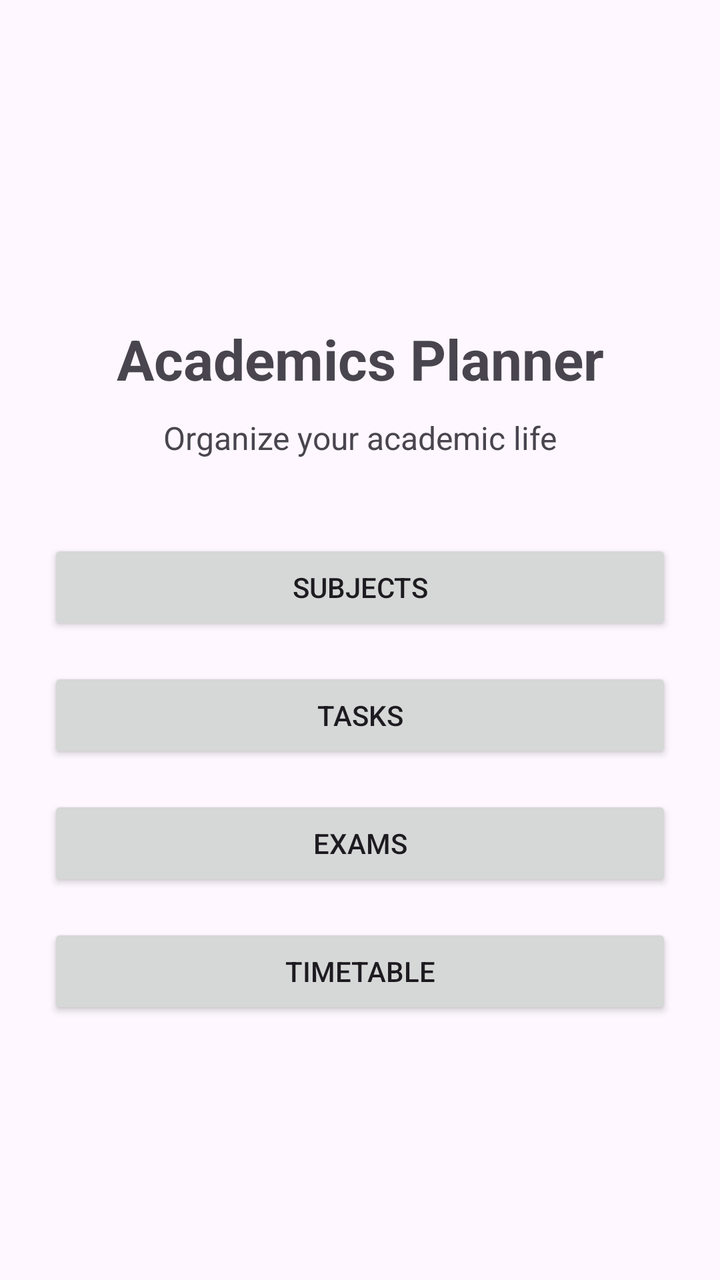
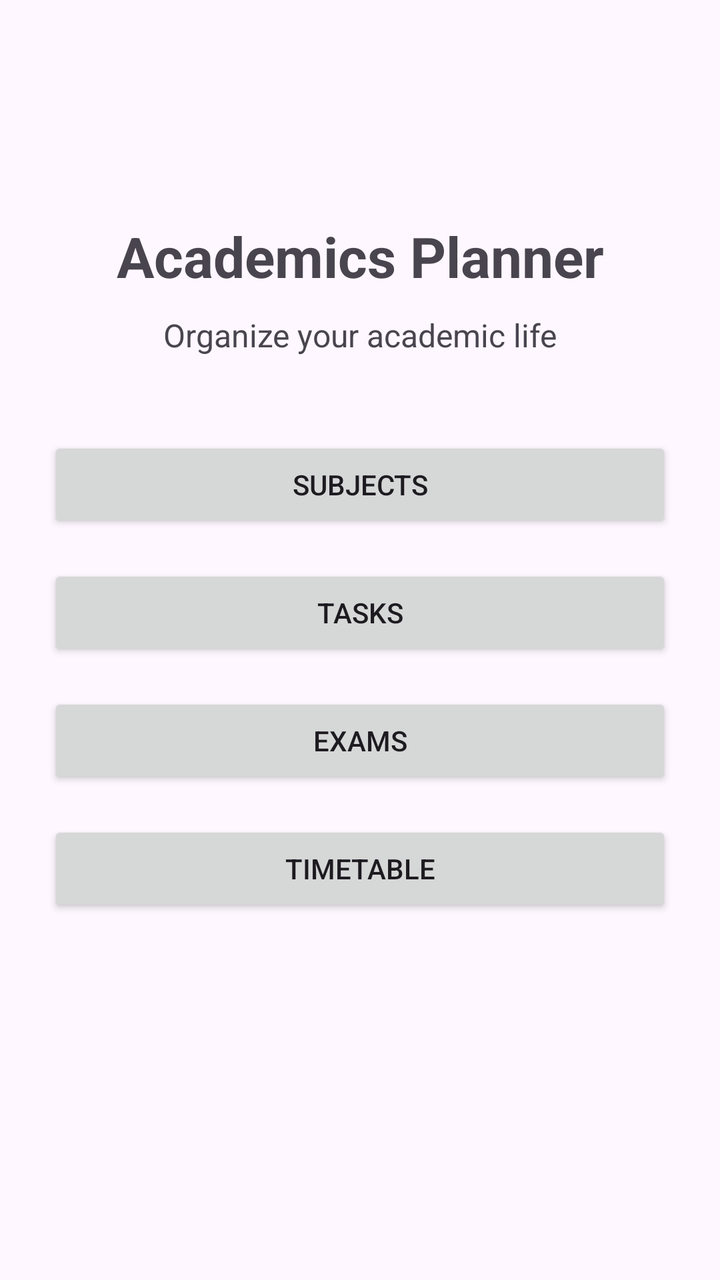

An Android layout rendered at two revisions. The XML below is the earlier revision; the diff shows what the commit changed to produce the second picture.
<!-- AndroidManifest.xml: application theme Theme.StudentPlanner2026 -->
<!-- res/layout/activity_main.xml -->
<?xml version="1.0" encoding="utf-8"?>
<androidx.constraintlayout.widget.ConstraintLayout
    xmlns:android="http://schemas.android.com/apk/res/android"
    xmlns:tools="http://schemas.android.com/tools"
    xmlns:app="http://schemas.android.com/apk/res-auto"
    android:id="@+id/main"
    android:layout_width="match_parent"
    android:layout_height="match_parent"
    tools:context=".MainActivity">
    <LinearLayout
        android:layout_width="0dp"
        android:layout_height="wrap_content"
        android:orientation="vertical"
        android:padding="24dp"
        app:layout_constraintTop_toTopOf="parent"
        app:layout_constraintBottom_toBottomOf="parent"
        app:layout_constraintStart_toStartOf="parent"
        app:layout_constraintEnd_toEndOf="parent">

        <TextView
            android:layout_width="match_parent"
            android:layout_height="wrap_content"
            android:layout_marginTop="30dp"
            android:layout_marginBottom="10dp"
            android:text="Academics Planner"
            android:textSize="28sp"
            android:textStyle="bold"
            android:gravity="center"
            />

        <TextView
            android:layout_width="match_parent"
            android:layout_height="wrap_content"
            android:text="Organize your academic life"
            android:textSize="16sp"
            android:gravity="center"
            android:layout_marginBottom="40dp" />

        <Button
            android:id="@+id/btnSubjects"
            android:layout_width="match_parent"
            android:layout_height="wrap_content"
            android:text="Subjects"
            android:layout_marginBottom="16dp" />

        <Button
            android:id="@+id/btnTasks"
            android:layout_width="match_parent"
            android:layout_height="wrap_content"
            android:text="Tasks"
            android:layout_marginBottom="16dp" />

        <Button
            android:id="@+id/btnExams"
            android:layout_width="match_parent"
            android:layout_height="wrap_content"
            android:text="Exams"
            android:layout_marginBottom="16dp" />

        <Button
            android:id="@+id/btnTimetable"
            android:layout_width="match_parent"
            android:layout_height="wrap_content"
            android:text="Timetable" />
    </LinearLayout>

  </androidx.constraintlayout.widget.ConstraintLayout>
<!-- resources referenced by this layout -->
<resources>
  <style name="Theme.StudentPlanner2026" parent="Base.Theme.StudentPlanner2026" />
  <style name="Base.Theme.StudentPlanner2026" parent="Theme.Material3.DayNight.NoActionBar">
          
          
      </style>
</resources>

<!-- the commit's change to res/layout/activity_main.xml (unified diff, before → after) -->
@@ -7,55 +7,57 @@
     android:layout_width="match_parent"
     android:layout_height="match_parent"
     tools:context=".MainActivity">
+
     <LinearLayout
         android:layout_width="0dp"
         android:layout_height="wrap_content"
         android:orientation="vertical"
         android:padding="24dp"
+        app:layout_constraintBottom_toBottomOf="parent"
+        app:layout_constraintEnd_toEndOf="parent"
+        app:layout_constraintHorizontal_bias="0.0"
+        app:layout_constraintStart_toStartOf="parent"
         app:layout_constraintTop_toTopOf="parent"
-        app:layout_constraintBottom_toBottomOf="parent"
-        app:layout_constraintStart_toStartOf="parent"
-        app:layout_constraintEnd_toEndOf="parent">
+        app:layout_constraintVertical_bias="0.26">
 
         <TextView
             android:layout_width="match_parent"
             android:layout_height="wrap_content"
             android:layout_marginTop="30dp"
             android:layout_marginBottom="10dp"
+            android:gravity="center"
             android:text="Academics Planner"
             android:textSize="28sp"
-            android:textStyle="bold"
-            android:gravity="center"
-            />
+            android:textStyle="bold" />
 
         <TextView
             android:layout_width="match_parent"
             android:layout_height="wrap_content"
+            android:layout_marginBottom="40dp"
+            android:gravity="center"
             android:text="Organize your academic life"
-            android:textSize="16sp"
-            android:gravity="center"
-            android:layout_marginBottom="40dp" />
+            android:textSize="16sp" />
 
         <Button
             android:id="@+id/btnSubjects"
             android:layout_width="match_parent"
             android:layout_height="wrap_content"
-            android:text="Subjects"
-            android:layout_marginBottom="16dp" />
+            android:layout_marginBottom="16dp"
+            android:text="Subjects" />
 
         <Button
             android:id="@+id/btnTasks"
             android:layout_width="match_parent"
             android:layout_height="wrap_content"
-            android:text="Tasks"
-            android:layout_marginBottom="16dp" />
+            android:layout_marginBottom="16dp"
+            android:text="Tasks" />
 
         <Button
             android:id="@+id/btnExams"
             android:layout_width="match_parent"
             android:layout_height="wrap_content"
-            android:text="Exams"
-            android:layout_marginBottom="16dp" />
+            android:layout_marginBottom="16dp"
+            android:text="Exams" />
 
         <Button
             android:id="@+id/btnTimetable"
@@ -64,4 +66,4 @@
             android:text="Timetable" />
     </LinearLayout>
 
-  </androidx.constraintlayout.widget.ConstraintLayout>
+</androidx.constraintlayout.widget.ConstraintLayout>
